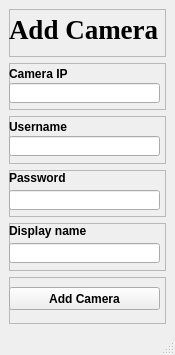
Qt form qt/Edit_Camera.ui (EdgeOfAI/vehicle_counter_pyqt_app) before a commit.
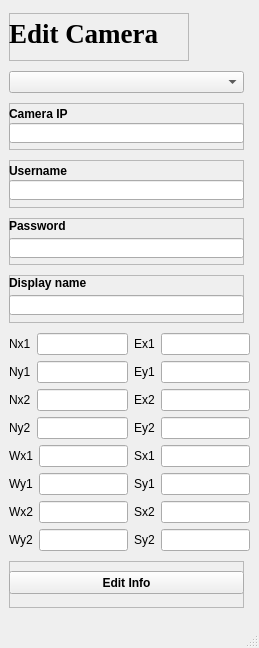
The same form after that commit.

Commit message: Edit camera info ui file created

```diff
--- a/qt/Edit_Camera.ui
+++ b/qt/Edit_Camera.ui
@@ -6,8 +6,8 @@
    <rect>
     <x>0</x>
     <y>0</y>
-    <width>175</width>
-    <height>353</height>
+    <width>259</width>
+    <height>648</height>
    </rect>
   </property>
   <property name="windowTitle">
@@ -19,7 +19,7 @@
      <widget class="QFrame" name="frame">
       <property name="minimumSize">
        <size>
-        <width>0</width>
+        <width>180</width>
         <height>48</height>
        </size>
       </property>
@@ -57,7 +57,7 @@
        </property>
        <property name="minimumSize">
         <size>
-         <width>181</width>
+         <width>180</width>
          <height>0</height>
         </size>
        </property>
@@ -76,16 +76,32 @@
         </font>
        </property>
        <property name="text">
-        <string>Add Camera</string>
+        <string>Edit Camera</string>
        </property>
       </widget>
      </widget>
     </item>
+    <item>
+     <widget class="QComboBox" name="comboBox">
+      <property name="minimumSize">
+       <size>
+        <width>235</width>
+        <height>0</height>
+       </size>
+      </property>
+      <property name="maximumSize">
+       <size>
+        <width>180</width>
+        <height>16777215</height>
+       </size>
+      </property>
+     </widget>
+    </item>
     <item>
      <widget class="QFrame" name="frame_2">
       <property name="minimumSize">
        <size>
-        <width>157</width>
+        <width>235</width>
         <height>47</height>
        </size>
       </property>
@@ -128,13 +144,13 @@
         <rect>
          <x>0</x>
          <y>20</y>
-         <width>151</width>
+         <width>235</width>
          <height>20</height>
         </rect>
        </property>
        <property name="minimumSize">
         <size>
-         <width>151</width>
+         <width>235</width>
          <height>0</height>
         </size>
        </property>
@@ -145,7 +161,7 @@
      <widget class="QFrame" name="frame_3">
       <property name="minimumSize">
        <size>
-        <width>157</width>
+        <width>235</width>
         <height>48</height>
        </size>
       </property>
@@ -188,13 +204,13 @@
         <rect>
          <x>0</x>
          <y>20</y>
-         <width>151</width>
+         <width>235</width>
          <height>20</height>
         </rect>
        </property>
        <property name="minimumSize">
         <size>
-         <width>151</width>
+         <width>235</width>
          <height>0</height>
         </size>
        </property>
@@ -205,7 +221,7 @@
      <widget class="QFrame" name="frame_4">
       <property name="minimumSize">
        <size>
-        <width>157</width>
+        <width>235</width>
         <height>47</height>
        </size>
       </property>
@@ -248,13 +264,13 @@
         <rect>
          <x>0</x>
          <y>20</y>
-         <width>151</width>
+         <width>235</width>
          <height>20</height>
         </rect>
        </property>
        <property name="minimumSize">
         <size>
-         <width>151</width>
+         <width>235</width>
          <height>0</height>
         </size>
        </property>
@@ -265,7 +281,7 @@
      <widget class="QFrame" name="frame_5">
       <property name="minimumSize">
        <size>
-        <width>157</width>
+        <width>235</width>
         <height>48</height>
        </size>
       </property>
@@ -308,24 +324,314 @@
         <rect>
          <x>0</x>
          <y>20</y>
-         <width>151</width>
+         <width>235</width>
          <height>20</height>
         </rect>
        </property>
        <property name="minimumSize">
         <size>
-         <width>151</width>
+         <width>235</width>
          <height>0</height>
         </size>
        </property>
       </widget>
      </widget>
     </item>
+    <item>
+     <layout class="QHBoxLayout" name="horizontalLayout">
+      <item>
+       <layout class="QVBoxLayout" name="verticalLayout_2">
+        <item>
+         <layout class="QHBoxLayout" name="horizontalLayout_2">
+          <property name="sizeConstraint">
+           <enum>QLayout::SetMaximumSize</enum>
+          </property>
+          <item>
+           <widget class="QLabel" name="label_6">
+            <property name="lineWidth">
+             <number>0</number>
+            </property>
+            <property name="text">
+             <string>Nx1</string>
+            </property>
+           </widget>
+          </item>
+          <item>
+           <widget class="QLineEdit" name="lineEdit"/>
+          </item>
+         </layout>
+        </item>
+        <item>
+         <layout class="QHBoxLayout" name="horizontalLayout_4">
+          <item>
+           <widget class="QLabel" name="label_8">
+            <property name="lineWidth">
+             <number>0</number>
+            </property>
+            <property name="text">
+             <string>Ny1</string>
+            </property>
+           </widget>
+          </item>
+          <item>
+           <widget class="QLineEdit" name="lineEdit_3"/>
+          </item>
+         </layout>
+        </item>
+        <item>
+         <layout class="QHBoxLayout" name="horizontalLayout_5">
+          <item>
+           <widget class="QLabel" name="label_9">
+            <property name="lineWidth">
+             <number>0</number>
+            </property>
+            <property name="text">
+             <string>Nx2</string>
+            </property>
+           </widget>
+          </item>
+          <item>
+           <widget class="QLineEdit" name="lineEdit_4"/>
+          </item>
+         </layout>
+        </item>
+        <item>
+         <layout class="QHBoxLayout" name="horizontalLayout_7">
+          <item>
+           <widget class="QLabel" name="label_11">
+            <property name="lineWidth">
+             <number>0</number>
+            </property>
+            <property name="text">
+             <string>Ny2</string>
+            </property>
+           </widget>
+          </item>
+          <item>
+           <widget class="QLineEdit" name="lineEdit_6"/>
+          </item>
+         </layout>
+        </item>
+        <item>
+         <layout class="QHBoxLayout" name="horizontalLayout_6">
+          <item>
+           <widget class="QLabel" name="label_10">
+            <property name="lineWidth">
+             <number>0</number>
+            </property>
+            <property name="text">
+             <string>Wx1</string>
+            </property>
+           </widget>
+          </item>
+          <item>
+           <widget class="QLineEdit" name="lineEdit_5"/>
+          </item>
+         </layout>
+        </item>
+        <item>
+         <layout class="QHBoxLayout" name="horizontalLayout_9">
+          <item>
+           <widget class="QLabel" name="label_12">
+            <property name="lineWidth">
+             <number>0</number>
+            </property>
+            <property name="text">
+             <string>Wy1</string>
+            </property>
+           </widget>
+          </item>
+          <item>
+           <widget class="QLineEdit" name="lineEdit_7"/>
+          </item>
+         </layout>
+        </item>
+        <item>
+         <layout class="QHBoxLayout" name="horizontalLayout_8">
+          <item>
+           <widget class="QLabel" name="label_13">
+            <property name="lineWidth">
+             <number>0</number>
+            </property>
+            <property name="text">
+             <string>Wx2</string>
+            </property>
+           </widget>
+          </item>
+          <item>
+           <widget class="QLineEdit" name="lineEdit_8"/>
+          </item>
+         </layout>
+        </item>
+        <item>
+         <layout class="QHBoxLayout" name="horizontalLayout_3">
+          <item>
+           <widget class="QLabel" name="label_7">
+            <property name="lineWidth">
+             <number>0</number>
+            </property>
+            <property name="text">
+             <string>Wy2</string>
+            </property>
+           </widget>
+          </item>
+          <item>
+           <widget class="QLineEdit" name="lineEdit_2"/>
+          </item>
+         </layout>
+        </item>
+       </layout>
+      </item>
+      <item>
+       <layout class="QVBoxLayout" name="verticalLayout_3">
+        <item>
+         <layout class="QHBoxLayout" name="horizontalLayout_10">
+          <item>
+           <widget class="QLabel" name="label_14">
+            <property name="lineWidth">
+             <number>0</number>
+            </property>
+            <property name="text">
+             <string>Ex1</string>
+            </property>
+            <property name="textFormat">
+             <enum>Qt::AutoText</enum>
+            </property>
+           </widget>
+          </item>
+          <item>
+           <widget class="QLineEdit" name="lineEdit_9"/>
+          </item>
+         </layout>
+        </item>
+        <item>
+         <layout class="QHBoxLayout" name="horizontalLayout_18">
+          <item>
+           <widget class="QLabel" name="label_15">
+            <property name="lineWidth">
+             <number>0</number>
+            </property>
+            <property name="text">
+             <string>Ey1</string>
+            </property>
+           </widget>
+          </item>
+          <item>
+           <widget class="QLineEdit" name="lineEdit_10"/>
+          </item>
+         </layout>
+        </item>
+        <item>
+         <layout class="QHBoxLayout" name="horizontalLayout_17">
+          <item>
+           <widget class="QLabel" name="label_16">
+            <property name="lineWidth">
+             <number>0</number>
+            </property>
+            <property name="text">
+             <string>Ex2</string>
+            </property>
+           </widget>
+          </item>
+          <item>
+           <widget class="QLineEdit" name="lineEdit_11"/>
+          </item>
+         </layout>
+        </item>
+        <item>
+         <layout class="QHBoxLayout" name="horizontalLayout_16">
+          <item>
+           <widget class="QLabel" name="label_17">
+            <property name="lineWidth">
+             <number>0</number>
+            </property>
+            <property name="text">
+             <string>Ey2</string>
+            </property>
+           </widget>
+          </item>
+          <item>
+           <widget class="QLineEdit" name="lineEdit_12"/>
+          </item>
+         </layout>
+        </item>
+        <item>
+         <layout class="QHBoxLayout" name="horizontalLayout_15">
+          <item>
+           <widget class="QLabel" name="label_18">
+            <property name="lineWidth">
+             <number>0</number>
+            </property>
+            <property name="text">
+             <string>Sx1</string>
+            </property>
+           </widget>
+          </item>
+          <item>
+           <widget class="QLineEdit" name="lineEdit_13"/>
+          </item>
+         </layout>
+        </item>
+        <item>
+         <layout class="QHBoxLayout" name="horizontalLayout_14">
+          <item>
+           <widget class="QLabel" name="label_19">
+            <property name="lineWidth">
+             <number>0</number>
+            </property>
+            <property name="text">
+             <string>Sy1</string>
+            </property>
+           </widget>
+          </item>
+          <item>
+           <widget class="QLineEdit" name="lineEdit_14"/>
+          </item>
+         </layout>
+        </item>
+        <item>
+         <layout class="QHBoxLayout" name="horizontalLayout_13">
+          <item>
+           <widget class="QLabel" name="label_20">
+            <property name="lineWidth">
+             <number>0</number>
+            </property>
+            <property name="text">
+             <string>Sx2</string>
+            </property>
+           </widget>
+          </item>
+          <item>
+           <widget class="QLineEdit" name="lineEdit_15"/>
+          </item>
+         </layout>
+        </item>
+        <item>
+         <layout class="QHBoxLayout" name="horizontalLayout_12">
+          <item>
+           <widget class="QLabel" name="label_21">
+            <property name="lineWidth">
+             <number>0</number>
+            </property>
+            <property name="text">
+             <string>Sy2</string>
+            </property>
+           </widget>
+          </item>
+          <item>
+           <widget class="QLineEdit" name="lineEdit_16"/>
+          </item>
+         </layout>
+        </item>
+       </layout>
+      </item>
+     </layout>
+    </item>
     <item>
      <widget class="QFrame" name="frame_6">
       <property name="minimumSize">
        <size>
-        <width>157</width>
+        <width>235</width>
         <height>47</height>
        </size>
       </property>
@@ -349,13 +655,13 @@
         <rect>
          <x>0</x>
          <y>10</y>
-         <width>151</width>
+         <width>235</width>
          <height>23</height>
         </rect>
        </property>
        <property name="minimumSize">
         <size>
-         <width>151</width>
+         <width>235</width>
          <height>0</height>
         </size>
        </property>
@@ -366,7 +672,7 @@
         </font>
        </property>
        <property name="text">
-        <string>Add Camera</string>
+        <string>Edit Info</string>
        </property>
       </widget>
      </widget>
```
